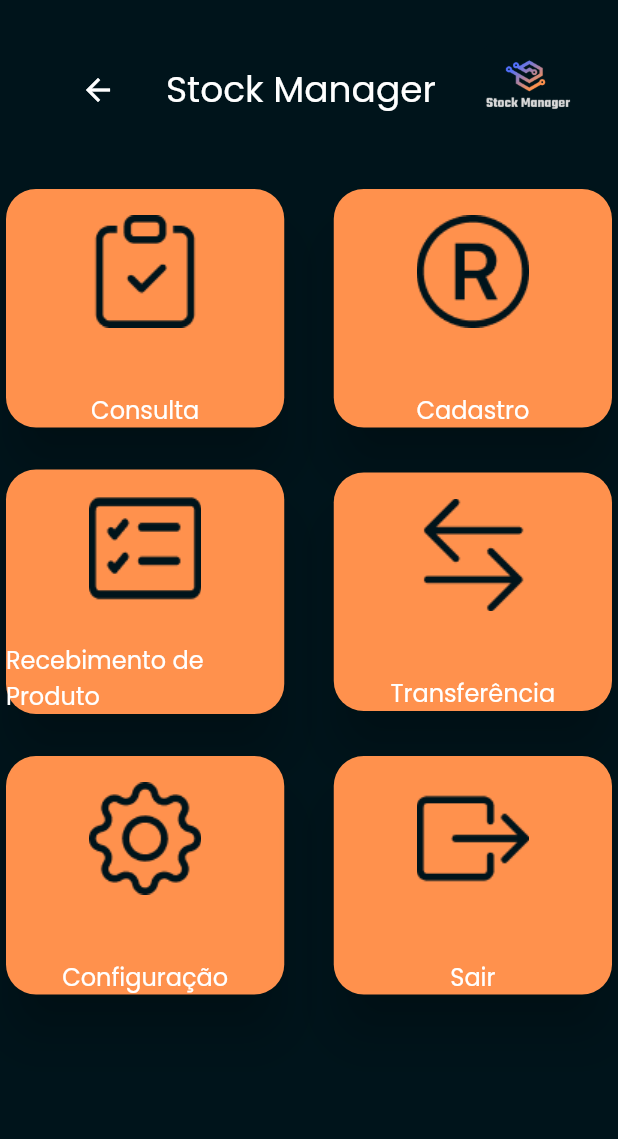
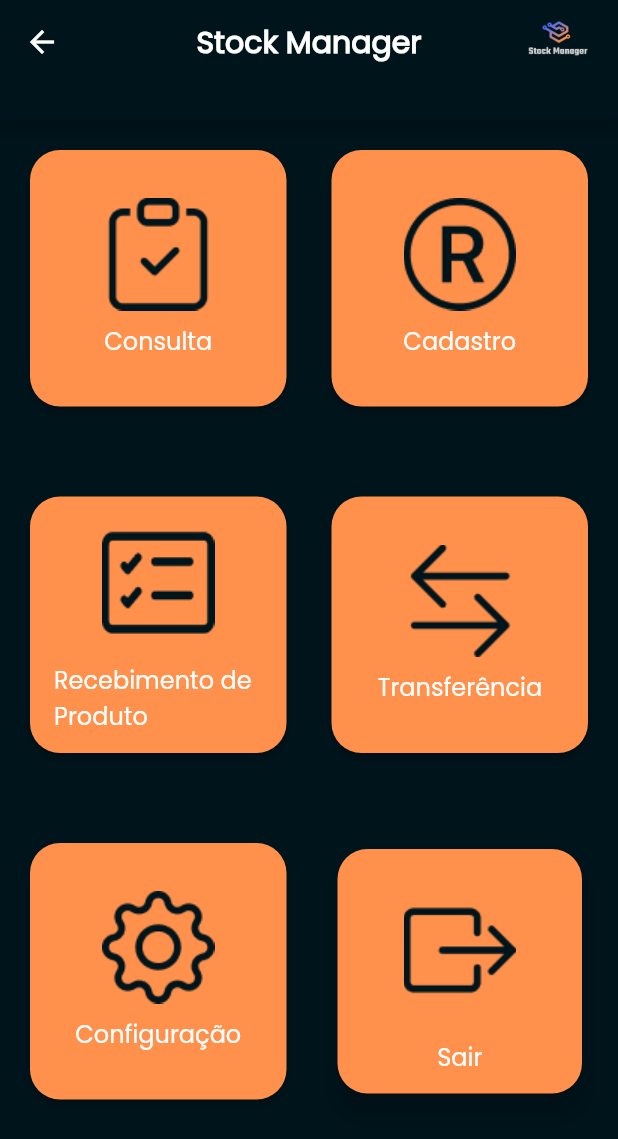
Before and after one commit to stock-manager1/app-stock-manager, a Flutter app: the screen it shows after launch, scrolled down 86 dp, after a tap on "Entrar", on a phone screen of 412 x 824 dp. Shown: the top 1139 px of the screen. Run offline on Flutter 3.47's test engine with Material 2 defaults, Android fonts, the phone set to English and light mode, and no system bars.

Commit message:
ALteração de caminho para tela de Opção

```diff
--- a/lib/pages/login.pages.dart
+++ b/lib/pages/login.pages.dart
@@ -2,6 +2,7 @@
 
 import 'package:flutter/material.dart';
 import 'package:flutter_application_1/pages/opcoes.dart';
+import 'package:flutter_application_1/pages/opcoes_pages.dart';
 
 class LoginPage extends StatelessWidget {
   const LoginPage({Key? key}) : super(key: key);
@@ -141,7 +142,7 @@ class LoginPage extends StatelessWidget {
                           child: TextButton(
                             onPressed: () {
                               Navigator.of(context).push(MaterialPageRoute(
-                                  builder: (context) => Opcoes()));
+                                  builder: (context) => Teste1()));
                             },
                             child: Center(
                               child: Text(
```
